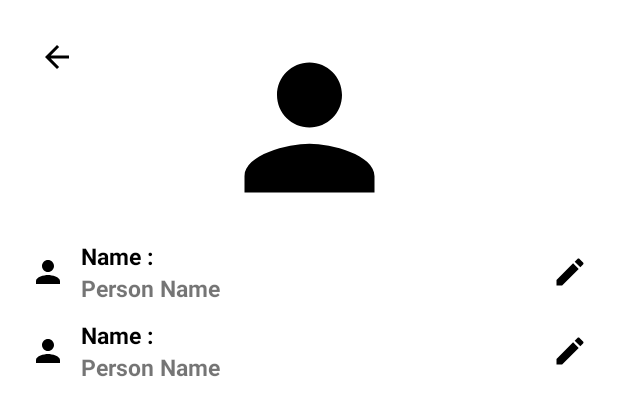
After one commit to bennohan/My_Doctor_App, an Android app: the layout activity_profile.xml on its own in the app's theme, with its tools: preview values and no code run, on a phone screen of 412 x 824 dp. The commit adds this screen. Shown: the top 416 px of the screen. Run offline under Robolectric (Android 15) with nearby library versions, the phone set to English and light mode, and no system bars.

Commit message:
Get Doctor Fix , Update UI , Proggress Profile , Laptop

```diff
--- a/app/src/main/java/com/bennohan/mydoctorapp/data/AppDatabase.kt
+++ b/app/src/main/java/com/bennohan/mydoctorapp/data/AppDatabase.kt
@@ -4,6 +4,7 @@ import android.content.Context
 import androidx.room.Database
 import androidx.room.Room
 import androidx.room.RoomDatabase
+import com.bennohan.mydoctorapp.data.user.User
 
 @Database(entities = [User::class], version = 1, exportSchema = false)
 abstract class AppDatabase : RoomDatabase() {
--- a/app/src/main/java/com/bennohan/mydoctorapp/data/UserDao.kt
+++ b/app/src/main/java/com/bennohan/mydoctorapp/data/UserDao.kt
@@ -2,6 +2,7 @@ package com.bennohan.mydoctorapp.data
 
 import androidx.room.Dao
 import androidx.room.Query
+import com.bennohan.mydoctorapp.data.user.User
 import com.crocodic.core.data.CoreDao
 import kotlinx.coroutines.flow.Flow
 
--- a/app/src/main/java/com/bennohan/mydoctorapp/data/User.kt
+++ b/app/src/main/java/com/bennohan/mydoctorapp/data/user/User.kt
@@ -1,4 +1,4 @@
-package com.bennohan.mydoctorapp.data
+package com.bennohan.mydoctorapp.data.user
 
 
 import androidx.room.Entity
--- a/app/src/main/java/com/bennohan/mydoctorapp/ui/login/LoginViewModel.kt
+++ b/app/src/main/java/com/bennohan/mydoctorapp/ui/login/LoginViewModel.kt
@@ -5,7 +5,7 @@ import androidx.lifecycle.viewModelScope
 import com.bennohan.mydoctorapp.api.ApiService
 import com.bennohan.mydoctorapp.base.BaseViewModel
 import com.bennohan.mydoctorapp.data.Const
-import com.bennohan.mydoctorapp.data.User
+import com.bennohan.mydoctorapp.data.user.User
 import com.bennohan.mydoctorapp.data.UserDao
 import com.crocodic.core.api.ApiCode
 import com.crocodic.core.api.ApiObserver
--- a/app/src/main/java/com/bennohan/mydoctorapp/ui/register/RegisterViewModel.kt
+++ b/app/src/main/java/com/bennohan/mydoctorapp/ui/register/RegisterViewModel.kt
@@ -3,19 +3,14 @@ package com.bennohan.mydoctorapp.ui.register
 import androidx.lifecycle.viewModelScope
 import com.bennohan.mydoctorapp.api.ApiService
 import com.bennohan.mydoctorapp.base.BaseViewModel
-import com.bennohan.mydoctorapp.data.Const
-import com.bennohan.mydoctorapp.data.User
 import com.bennohan.mydoctorapp.data.UserDao
-import com.crocodic.core.api.ApiCode
 import com.crocodic.core.api.ApiObserver
 import com.crocodic.core.api.ApiResponse
 import com.crocodic.core.data.CoreSession
-import com.crocodic.core.extension.toObject
 import com.google.gson.Gson
 import dagger.hilt.android.lifecycle.HiltViewModel
 import kotlinx.coroutines.launch
 import org.json.JSONObject
-import timber.log.Timber
 import javax.inject.Inject
 
 @HiltViewModel
--- /dev/null
+++ b/app/src/main/res/drawable/edittext_search_background.xml
@@ -0,0 +1,6 @@
+<?xml version="1.0" encoding="utf-8"?>
+<shape xmlns:android="http://schemas.android.com/apk/res/android">
+    <corners
+        android:radius="10dp" />
+    <stroke android:width="2dp" android:color="#4E4E4E" /> <!-- Border color and width -->
+</shape>
--- /dev/null
+++ b/app/src/main/res/drawable/ic_baseline_edit_24.xml
@@ -0,0 +1,5 @@
+<vector android:height="24dp" android:tint="#000000"
+    android:viewportHeight="24" android:viewportWidth="24"
+    android:width="24dp" xmlns:android="http://schemas.android.com/apk/res/android">
+    <path android:fillColor="@android:color/white" android:pathData="M3,17.25V21h3.75L17.81,9.94l-3.75,-3.75L3,17.25zM20.71,7.04c0.39,-0.39 0.39,-1.02 0,-1.41l-2.34,-2.34c-0.39,-0.39 -1.02,-0.39 -1.41,0l-1.83,1.83 3.75,3.75 1.83,-1.83z"/>
+</vector>
--- /dev/null
+++ b/app/src/main/res/drawable/ic_baseline_person_black.xml
@@ -0,0 +1,5 @@
+<vector android:height="24dp" android:tint="#000000"
+    android:viewportHeight="24" android:viewportWidth="24"
+    android:width="24dp" xmlns:android="http://schemas.android.com/apk/res/android">
+    <path android:fillColor="@android:color/white" android:pathData="M12,12c2.21,0 4,-1.79 4,-4s-1.79,-4 -4,-4 -4,1.79 -4,4 1.79,4 4,4zM12,14c-2.67,0 -8,1.34 -8,4v2h16v-2c0,-2.66 -5.33,-4 -8,-4z"/>
+</vector>
--- /dev/null
+++ b/app/src/main/res/layout/activity_profile.xml
@@ -0,0 +1,124 @@
+<?xml version="1.0" encoding="utf-8"?>
+<layout xmlns:android="http://schemas.android.com/apk/res/android"
+    xmlns:app="http://schemas.android.com/apk/res-auto"
+    xmlns:tools="http://schemas.android.com/tools">
+
+    <androidx.constraintlayout.widget.ConstraintLayout
+        android:layout_width="match_parent"
+        android:layout_height="match_parent"
+        android:layout_margin="20dp"
+        tools:context=".ui.profile.ProfileActivity">
+
+        <ImageButton
+            android:id="@+id/btn_back"
+            android:layout_width="35dp"
+            android:layout_height="35dp"
+            android:background="@null"
+            android:contentDescription="@string/button_back"
+            android:src="@drawable/ic_baseline_arrow_back_24"
+            app:layout_constraintStart_toStartOf="parent"
+            app:layout_constraintTop_toTopOf="parent" />
+
+        <ImageView
+            android:id="@+id/iv_profile"
+            android:layout_width="130dp"
+            android:layout_height="130dp"
+            android:contentDescription="@string/image_profile"
+            android:src="@drawable/ic_baseline_person_black"
+            app:layout_constraintEnd_toEndOf="parent"
+            app:layout_constraintStart_toStartOf="parent"
+            app:layout_constraintTop_toTopOf="parent" />
+
+        <LinearLayout
+            android:id="@+id/layout_name"
+            android:layout_width="match_parent"
+            android:layout_height="wrap_content"
+            android:orientation="horizontal"
+            android:layout_marginTop="10dp"
+            app:layout_constraintTop_toBottomOf="@id/iv_profile">
+
+            <ImageView
+                android:layout_width="wrap_content"
+                android:layout_height="match_parent"
+                android:layout_marginEnd="10dp"
+                android:src="@drawable/ic_baseline_person_black" />
+
+            <LinearLayout
+                android:layout_width="0dp"
+                android:layout_weight="1"
+                android:orientation="vertical"
+                android:layout_height="wrap_content">
+
+                <TextView
+                    android:layout_width="wrap_content"
+                    android:layout_height="wrap_content"
+                    android:text="Name :"
+                    android:textColor="@color/black"
+                    android:textSize="15sp"
+                    android:textStyle="bold" />
+
+                <TextView
+                    android:id="@+id/tv_name"
+                    android:layout_width="wrap_content"
+                    android:layout_height="wrap_content"
+                    android:text="@string/person_name"
+                    android:textSize="15sp"
+                    android:textStyle="bold" />
+
+            </LinearLayout>
+
+            <ImageView
+                android:layout_width="wrap_content"
+                android:layout_height="match_parent"
+                android:src="@drawable/ic_baseline_edit_24" />
+
+
+        </LinearLayout>
+        <LinearLayout
+            android:id="@+id/layoutEmail"
+            android:layout_width="match_parent"
+            android:layout_height="wrap_content"
+            android:orientation="horizontal"
+            android:layout_marginTop="10dp"
+            app:layout_constraintTop_toBottomOf="@id/layout_name">
+
+            <ImageView
+                android:layout_width="wrap_content"
+                android:layout_height="match_parent"
+                android:layout_marginEnd="10dp"
+                android:src="@drawable/ic_baseline_person_black" />
+
+            <LinearLayout
+                android:layout_width="0dp"
+                android:layout_weight="1"
+                android:orientation="vertical"
+                android:layout_height="wrap_content">
+
+                <TextView
+                    android:layout_width="wrap_content"
+                    android:layout_height="wrap_content"
+                    android:text="Name :"
+                    android:textColor="@color/black"
+                    android:textSize="15sp"
+                    android:textStyle="bold" />
+
+                <TextView
+                    android:id="@+id/tv_email"
+                    android:layout_width="wrap_content"
+                    android:layout_height="wrap_content"
+                    android:text="@string/person_name"
+                    android:textSize="15sp"
+                    android:textStyle="bold" />
+
+            </LinearLayout>
+
+            <ImageView
+                android:layout_width="wrap_content"
+                android:layout_height="match_parent"
+                android:src="@drawable/ic_baseline_edit_24" />
+
+
+        </LinearLayout>
+
+    </androidx.constraintlayout.widget.ConstraintLayout>
+</layout>
--- a/app/src/main/res/layout/activity_register.xml
+++ b/app/src/main/res/layout/activity_register.xml
@@ -15,7 +15,8 @@
             android:background="@null"
             app:layout_constraintStart_toStartOf="parent"
             app:layout_constraintTop_toTopOf="parent"
-            android:src="@drawable/ic_baseline_arrow_back_24"/>
+            android:src="@drawable/ic_baseline_arrow_back_24"
+            android:contentDescription="@string/button_back" />
 
         <TextView
             android:id="@+id/tv_welcome"
--- a/app/src/main/res/values-night/strings.xml
+++ b/app/src/main/res/values-night/strings.xml
@@ -17,4 +17,6 @@
     <string name="history">History</string>
     <string name="favourite">Favourite</string>
     <string name="home">Home</string>
+    <string name="button_back">Button Back</string>
+    <string name="person_name">Person Name</string>
 </resources>
--- a/app/src/main/res/values/strings.xml
+++ b/app/src/main/res/values/strings.xml
@@ -30,4 +30,6 @@
     <string name="history">History</string>
     <string name="favourite">Favourite</string>
     <string name="home">Home</string>
+    <string name="button_back">Button Back</string>
+    <string name="person_name">Person Name</string>
 </resources>
```
Also changed, not shown: app/src/main/AndroidManifest.xml (+7 -0 lines), app/src/main/java/com/bennohan/mydoctorapp/ui/home/HomeFragment.kt (+42 -12 lines), app/src/main/java/com/bennohan/mydoctorapp/ui/home/HomeViewModel.kt (+9 -5 lines), app/src/main/java/com/bennohan/mydoctorapp/ui/profile/ProfileActivity.kt (added, +14 -0 lines), app/src/main/java/com/bennohan/mydoctorapp/ui/profile/ProfileViewModel.kt (added, +18 -0 lines), app/src/main/res/layout/fragment_home.xml (+19 -10 lines).
